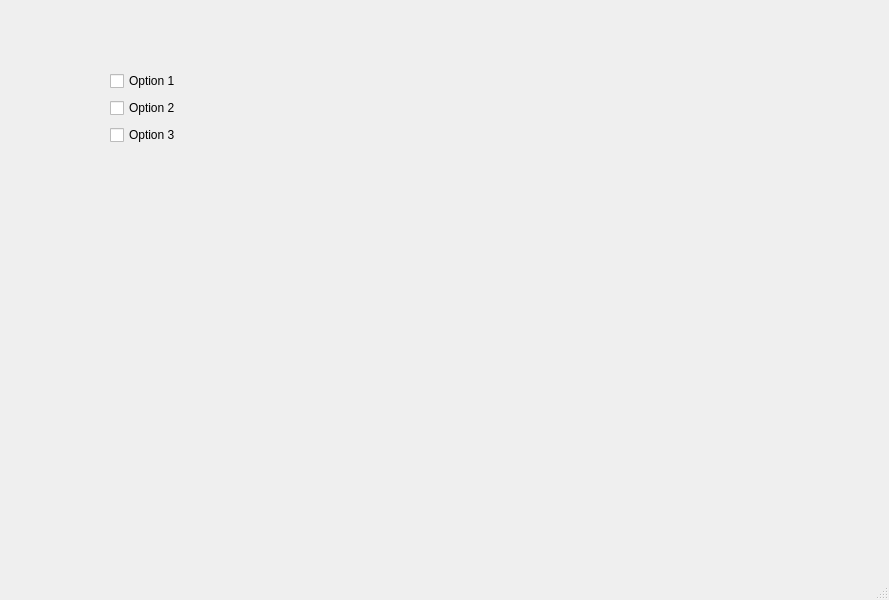
Old version of the form mainwindow.ui in the repository swetaas2000/TRIALS.
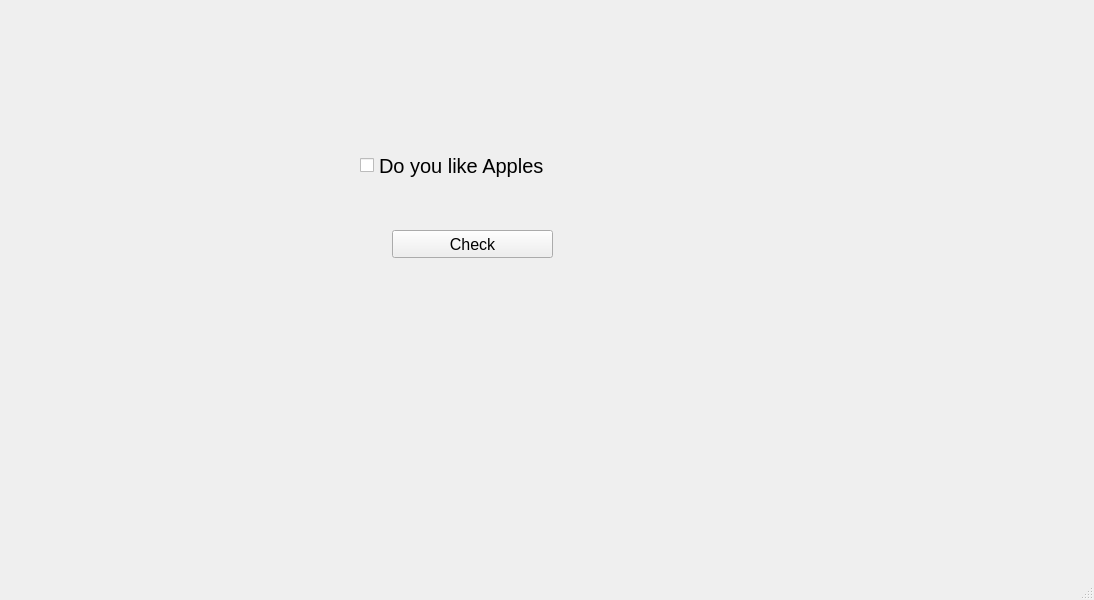
New version of the form.

The edit to the form file:
```diff
--- a/mainwindow.ui
+++ b/mainwindow.ui
@@ -6,7 +6,7 @@
    <rect>
     <x>0</x>
     <y>0</y>
-    <width>889</width>
+    <width>1094</width>
     <height>600</height>
    </rect>
   </property>
@@ -14,38 +14,41 @@
    <string>MainWindow</string>
   </property>
   <widget class="QWidget" name="centralwidget">
-   <widget class="QWidget" name="">
+   <widget class="QPushButton" name="pushButton">
     <property name="geometry">
      <rect>
-      <x>110</x>
-      <y>70</y>
-      <width>77</width>
-      <height>76</height>
+      <x>392</x>
+      <y>230</y>
+      <width>161</width>
+      <height>28</height>
      </rect>
     </property>
-    <layout class="QVBoxLayout" name="verticalLayout">
-     <item>
-      <widget class="QCheckBox" name="chkbx_1">
-       <property name="text">
-        <string>Option 1</string>
-       </property>
-      </widget>
-     </item>
-     <item>
-      <widget class="QCheckBox" name="chkbx_2">
-       <property name="text">
-        <string>Option 2</string>
-       </property>
-      </widget>
-     </item>
-     <item>
-      <widget class="QCheckBox" name="chkbx_3">
-       <property name="text">
-        <string>Option 3</string>
-       </property>
-      </widget>
-     </item>
-    </layout>
+    <property name="font">
+     <font>
+      <pointsize>12</pointsize>
+     </font>
+    </property>
+    <property name="text">
+     <string>Check</string>
+    </property>
+   </widget>
+   <widget class="QCheckBox" name="checkBox">
+    <property name="geometry">
+     <rect>
+      <x>360</x>
+      <y>140</y>
+      <width>401</width>
+      <height>51</height>
+     </rect>
+    </property>
+    <property name="font">
+     <font>
+      <pointsize>15</pointsize>
+     </font>
+    </property>
+    <property name="text">
+     <string>Do you like Apples</string>
+    </property>
    </widget>
   </widget>
   <widget class="QMenuBar" name="menubar">
```
Left out of the diff: 4 changed lines with no effect on the pictures.
